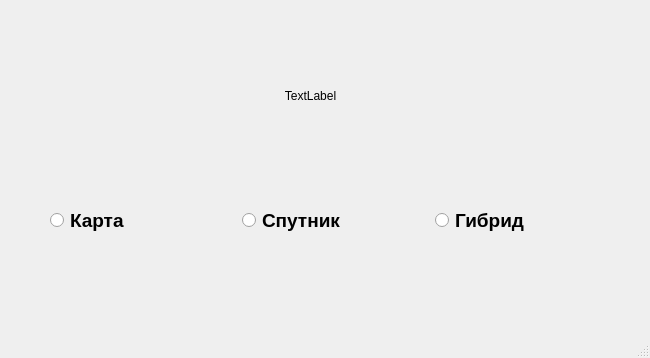
Above: main.ui from danilshvalov/MiniProject_YandexAPI before the change; both pictures show x 0 to 650 and y 169 to 527 of the 650 by 527 pixel window. Below: the same form after it.
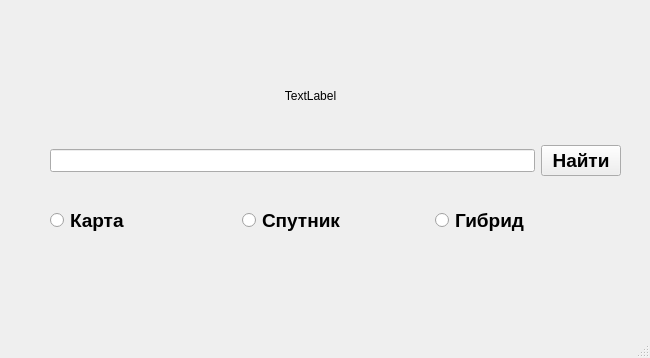
That is the form after the change.

Commit message: Пятая задача на YandexAPI

```diff
--- a/main.ui
+++ b/main.ui
@@ -90,6 +90,43 @@
      </item>
     </layout>
    </widget>
+   <widget class="QWidget" name="horizontalLayoutWidget_2">
+    <property name="geometry">
+     <rect>
+      <x>50</x>
+      <y>309</y>
+      <width>571</width>
+      <height>41</height>
+     </rect>
+    </property>
+    <layout class="QHBoxLayout" name="horizontalLayout_2">
+     <item>
+      <widget class="QLineEdit" name="find_text">
+       <property name="font">
+        <font>
+         <family>Arial</family>
+         <pointsize>10</pointsize>
+        </font>
+       </property>
+      </widget>
+     </item>
+     <item>
+      <widget class="QPushButton" name="button_find">
+       <property name="font">
+        <font>
+         <family>Arial</family>
+         <pointsize>14</pointsize>
+         <weight>75</weight>
+         <bold>true</bold>
+        </font>
+       </property>
+       <property name="text">
+        <string>Найти</string>
+       </property>
+      </widget>
+     </item>
+    </layout>
+   </widget>
   </widget>
   <widget class="QStatusBar" name="statusbar"/>
  </widget>
```
The commit also changes 2 other files.
